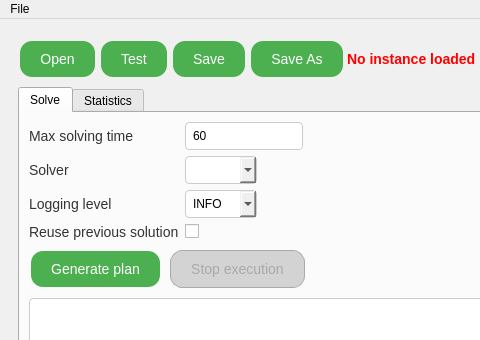
pchtsp/dorplan, file dorplan/ui/gui.ui: the form before one commit; both pictures show x 0 to 480 and y 0 to 340 of the 837 by 594 pixel window.
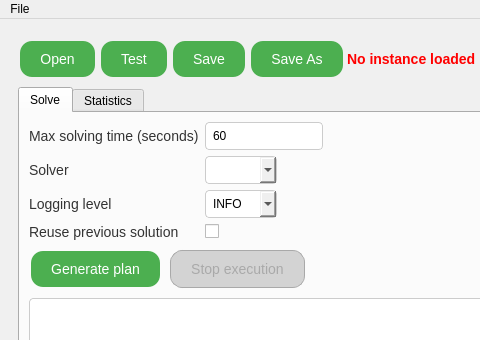
The form after the commit.

Diff of the .ui file:
```diff
--- a/dorplan/ui/gui.ui
+++ b/dorplan/ui/gui.ui
@@ -255,7 +255,7 @@
                <item row="1" column="0">
                 <widget class="QLabel" name="max_timeLabel">
                  <property name="text">
-                  <string>Max solving time</string>
+                  <string>Max solving time (seconds)</string>
                  </property>
                 </widget>
                </item>
```
